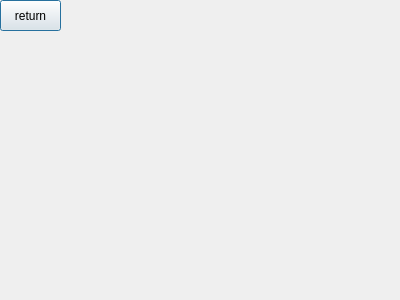
Before: the Qt Designer form sheep_and_sheep/game.ui in Phoenix-PKU/PracticeofProgramming, drawn with Qt 5.
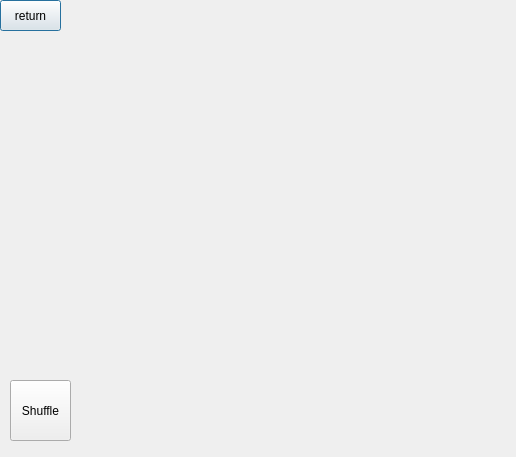
After: the same form once the commit is applied.

Commit message: add shuffle button for the game when click the shuffle button, all cards will be shuffled randomly. at the beginning of the game, we can call shuffle function also make a little change in menu so that menu cannot be pulled by users

Diff of the .ui file:
```diff
--- a/sheep_and_sheep/game.ui
+++ b/sheep_and_sheep/game.ui
@@ -6,8 +6,8 @@
    <rect>
     <x>0</x>
     <y>0</y>
-    <width>400</width>
-    <height>300</height>
+    <width>516</width>
+    <height>457</height>
    </rect>
   </property>
   <property name="windowTitle">
@@ -26,6 +26,19 @@
     <string>return</string>
    </property>
   </widget>
+  <widget class="QPushButton" name="myshuffle">
+   <property name="geometry">
+    <rect>
+     <x>10</x>
+     <y>380</y>
+     <width>61</width>
+     <height>61</height>
+    </rect>
+   </property>
+   <property name="text">
+    <string>Shuffle</string>
+   </property>
+  </widget>
  </widget>
  <resources/>
  <connections/>
```
The commit also changes 3 other files.
